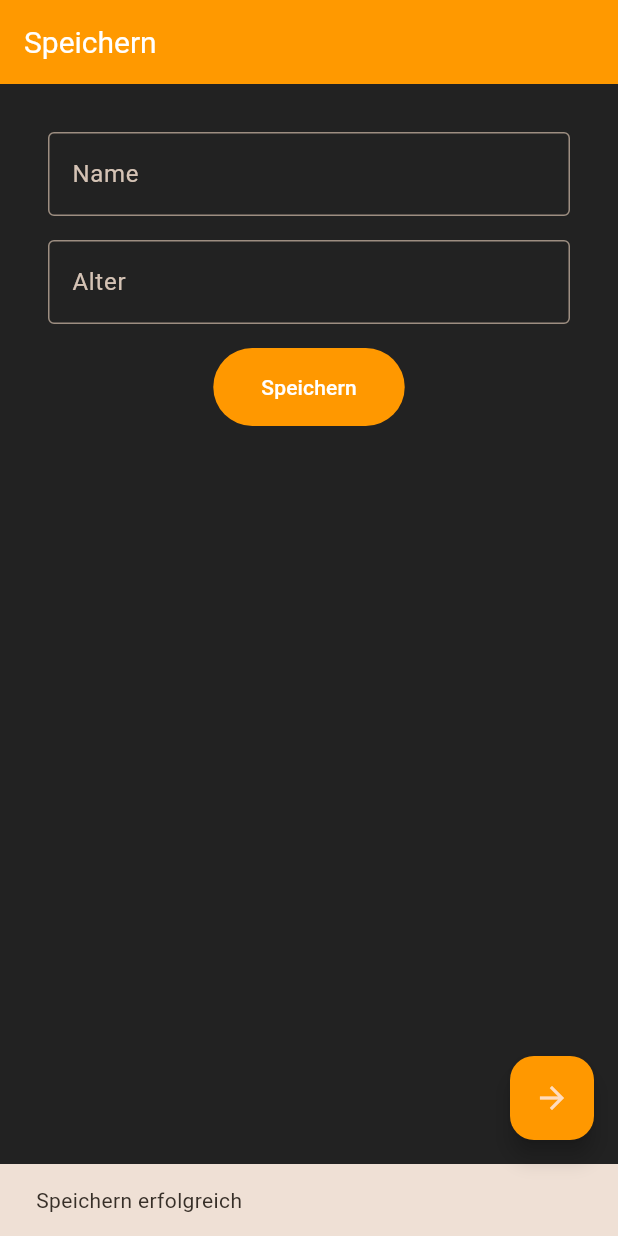
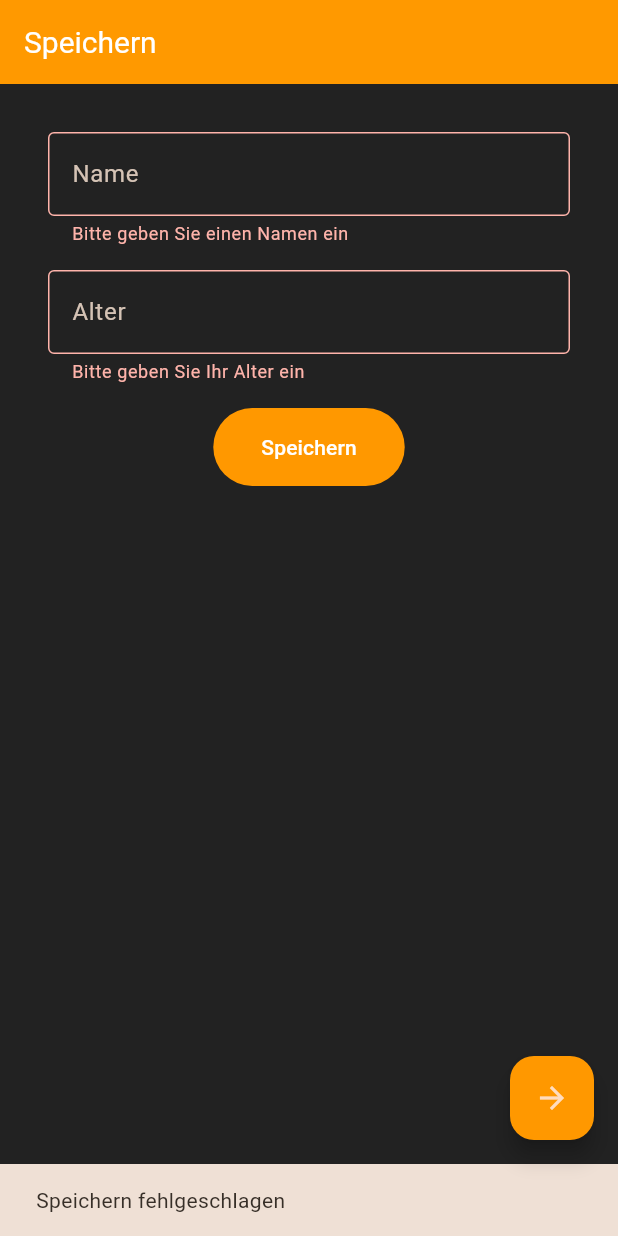
Before and after one commit to Krass96/sample_exam_5, a Flutter app: the screen it shows after launch, after a tap on "Speichern", on a phone screen of 412 x 824 dp. Run offline on Flutter 3.47's test engine with Material 3 defaults, Android fonts, the phone set to English and light mode, and no system bars.

Commit message:
enhance validation in ExamScreen1

```diff
--- a/lib/src/exam_screen_1.dart
+++ b/lib/src/exam_screen_1.dart
@@ -48,7 +48,7 @@ class _ExamScreen1State extends State<ExamScreen1> {
                     hintText: 'Alter',
                   ),
                   autovalidateMode: AutovalidateMode.onUserInteraction,
-                  // TODO: validate age
+                  validator: _ageValidator,
                 ),
                 SizedBox(height: 16),
                 FilledButton(
@@ -78,7 +78,23 @@ class _ExamScreen1State extends State<ExamScreen1> {
   }
 
   String? _nameValidator(String? value) {
-    // TODO: Implement name validation
+    if (value == null || value.isEmpty) {
+      return 'Bitte geben Sie einen Namen ein';
+    }
+    if (value.length < 2) {
+      return 'Der Name muss mindestens 3 Zeichen lang sein';
+    }
+    return null;
+  }
+
+  String? _ageValidator(String? value) {
+    if (value == null || value.isEmpty) {
+      return 'Bitte geben Sie Ihr Alter ein';
+    }
+    final age = int.tryParse(value);
+    if (age == null || age < 0 || age > 120) {
+      return 'Bitte geben Sie ein gültiges Alter ein';
+    }
     return null;
   }
 }
```
Also changed, not shown: pubspec.lock, 2 other files.
